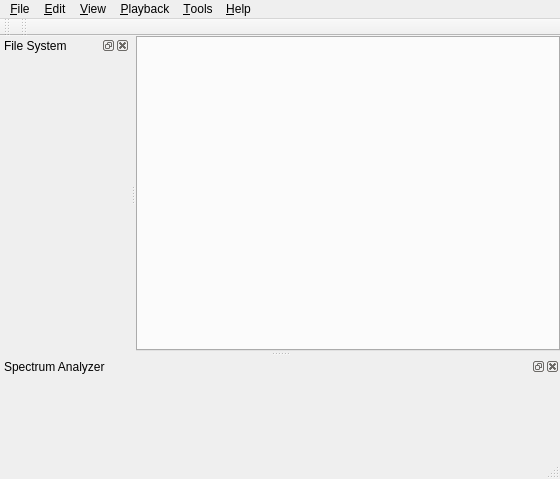
First picture: the form in qmmp-plugin-pack/src/Ui/qsui/forms/mainwindow.ui, repository djdron/qmmp, before the edit.
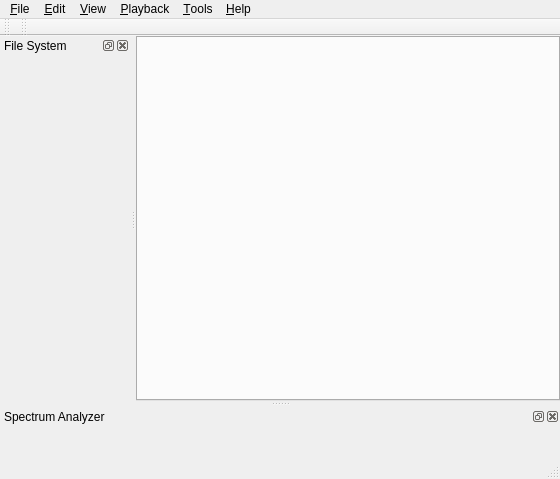
Second picture: the form after the edit. Icons and pictures are not drawn. Custom widgets are drawn as their Qt base class.

Commit message: qsui: fixed  minimal size

What changed in the file:
```diff
--- a/qmmp-plugin-pack/src/Ui/qsui/forms/mainwindow.ui
+++ b/qmmp-plugin-pack/src/Ui/qsui/forms/mainwindow.ui
@@ -130,7 +130,7 @@
    <property name="minimumSize">
     <size>
      <width>79</width>
-     <height>100</height>
+     <height>50</height>
     </size>
    </property>
    <property name="windowTitle">
```
